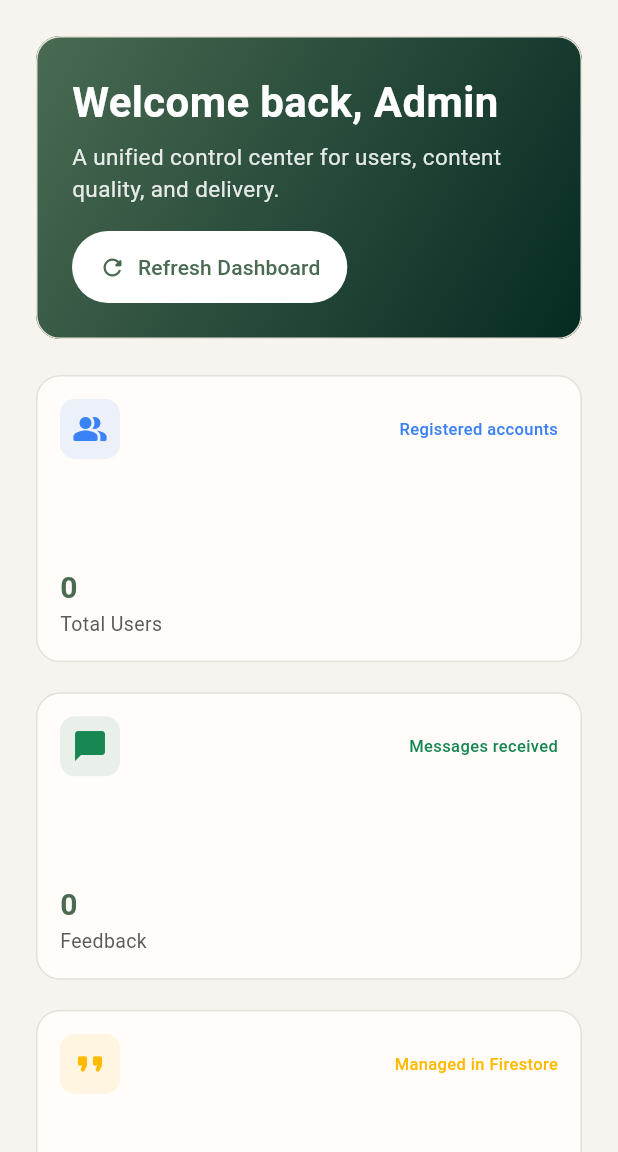
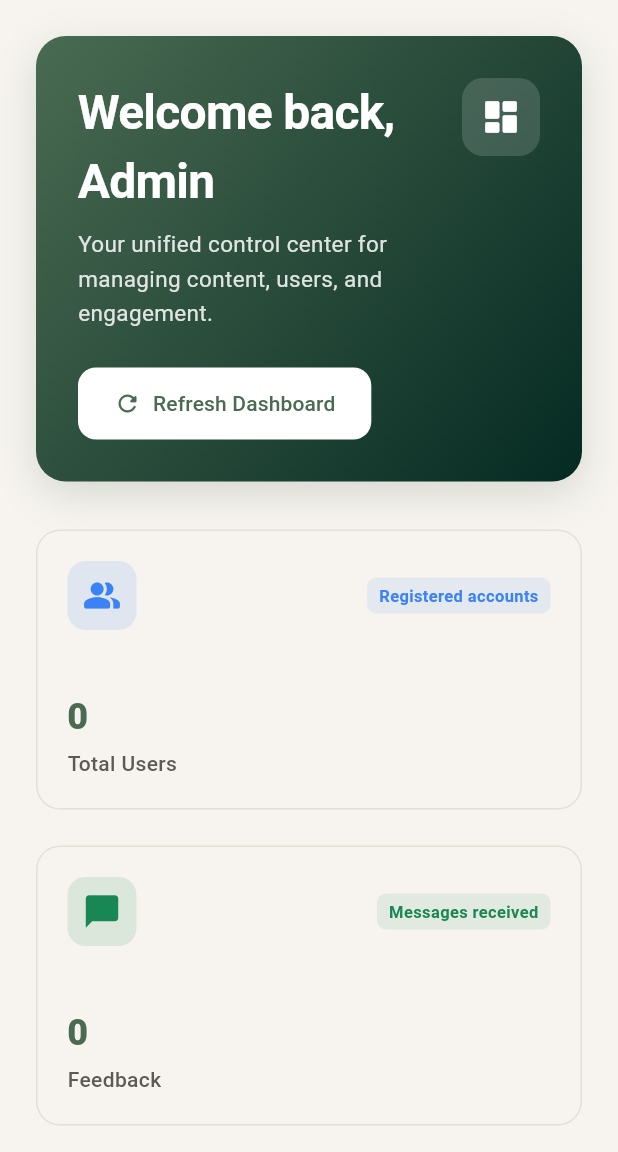
Before and after one commit to m7mdramadandx/islami-admin, a Flutter app: the screen it shows once a user with an empty profile is signed in, on a phone screen of 412 x 824 dp, the part 84-1236 px from its top. Run offline on Flutter 3.47's test engine with Material 3 defaults, Android fonts, the phone set to English and light mode, and no system bars; our stand-ins replace cloud_firestore, cloud_functions, dartz, equatable, firebase_auth, firebase_core and 6 more; accounts and stored records are empty; network calls fail; Roboto replaces fonts that are missing (Cairo).

Commit message:
refactor: restyle home screen with modern design improvements
- Enhanced header section with gradient background and better visual hierarchy
- Improved stat cards with better spacing, borders, and typography
- Added visual indicators and badges to stat cards
- Enhanced insights panel with better organization and dividers
- Improved quick actions grid with better iconography and hover states
- Better error handling UI with visual feedback
- Refined typography with better font weights and letter spacing
- Enhanced color usage with semi-transparent overlays
- Improved spacing and padding throughout
- Added shadow effects for depth
- Better responsive layout
- Updated activity section with improved visual design

```diff
--- a/lib/features/home/presentation/pages/home_page.dart
+++ b/lib/features/home/presentation/pages/home_page.dart
@@ -38,7 +38,7 @@ class HomePage extends StatelessWidget {
           crossAxisAlignment: CrossAxisAlignment.start,
           children: [
             _buildHeaderSection(context),
-            const SizedBox(height: 24),
+            const SizedBox(height: 32),
             _buildStatsSection(context),
           ],
         ),
@@ -47,39 +47,72 @@ class HomePage extends StatelessWidget {
   }
 
   Widget _buildHeaderSection(BuildContext context) {
-    return Card(
-      clipBehavior: Clip.antiAlias,
-      margin: EdgeInsets.zero,
-      child: Container(
+    return Container(
       width: double.infinity,
-        padding: const EdgeInsets.all(24),
       decoration: BoxDecoration(
         gradient: LinearGradient(
           colors: [AppColors.colorPrimary, AppColors.colorSecondary],
           begin: Alignment.topLeft,
           end: Alignment.bottomRight,
         ),
+        borderRadius: BorderRadius.circular(20),
+        boxShadow: [
+          BoxShadow(
+            color: AppColors.colorPrimary.withValues(alpha: 0.2),
+            blurRadius: 24,
+            offset: const Offset(0, 8),
           ),
+        ],
+      ),
+      child: Padding(
+        padding: const EdgeInsets.all(28),
+        child: Column(
+          crossAxisAlignment: CrossAxisAlignment.start,
+          children: [
+            Row(
+              mainAxisAlignment: MainAxisAlignment.spaceBetween,
+              crossAxisAlignment: CrossAxisAlignment.start,
+              children: [
+                Expanded(
                   child: Column(
                     crossAxisAlignment: CrossAxisAlignment.start,
                     children: [
                       Text(
                         'Welcome back, Admin',
                         style: TextStyle(
-                fontSize: 28,
+                          fontSize: 32,
                           fontWeight: FontWeight.bold,
                           color: AppColors.whiteSolid,
+                          letterSpacing: -0.5,
                         ),
                       ),
-            const SizedBox(height: 6),
+                      const SizedBox(height: 8),
                       Text(
-              'A unified control center for users, content quality, and delivery.',
+                        'Your unified control center for managing content, users, and engagement.',
                         style: TextStyle(
                           fontSize: 15,
-                color: AppColors.whiteSolid.withValues(alpha: 0.88),
+                          color: AppColors.whiteSolid.withValues(alpha: 0.85),
+                          height: 1.5,
                         ),
                       ),
-            const SizedBox(height: 18),
+                    ],
+                  ),
+                ),
+                Container(
+                  padding: const EdgeInsets.all(12),
+                  decoration: BoxDecoration(
+                    color: AppColors.whiteSolid.withValues(alpha: 0.15),
+                    borderRadius: BorderRadius.circular(14),
+                  ),
+                  child: Icon(
+                    Icons.dashboard_rounded,
+                    color: AppColors.whiteSolid,
+                    size: 28,
+                  ),
+                ),
+              ],
+            ),
+            const SizedBox(height: 24),
             FilledButton.icon(
               onPressed: () => context.read<HomeBloc>().add(GetHomeStatsEvent()),
               icon: const Icon(Icons.refresh_rounded),
@@ -87,7 +120,10 @@ class HomePage extends StatelessWidget {
               style: FilledButton.styleFrom(
                 backgroundColor: AppColors.whiteSolid,
                 foregroundColor: AppColors.colorPrimary,
-                padding: const EdgeInsets.symmetric(horizontal: 18, vertical: 14),
+                padding: const EdgeInsets.symmetric(horizontal: 24, vertical: 14),
+                shape: RoundedRectangleBorder(
+                  borderRadius: BorderRadius.circular(12),
+                ),
               ),
             ),
           ],
@@ -102,7 +138,7 @@ class HomePage extends StatelessWidget {
         if (state is HomeLoading) {
           return const Center(
             child: Padding(
-              padding: EdgeInsets.symmetric(vertical: 40),
+              padding: EdgeInsets.symmetric(vertical: 60),
               child: CircularProgressIndicator(),
             ),
           );
@@ -111,23 +147,44 @@ class HomePage extends StatelessWidget {
             crossAxisAlignment: CrossAxisAlignment.start,
             children: [
               _buildKpiGrid(state.stats),
+              const SizedBox(height: 32),
+              _buildInsightsPanel(state.stats),
+              const SizedBox(height: 32),
+              _buildSectionTitle('Content Management'),
+              const SizedBox(height: 16),
+              _buildQuickActionsGrid(context),
+              const SizedBox(height: 32),
+              _buildSectionTitle('Recent Activity'),
+              const SizedBox(height: 16),
+              _buildRecentActivitySection(context),
               const SizedBox(height: 20),
-              _buildInsightsPanel(state.stats),
-              const SizedBox(height: 28),
-              _buildSectionTitle('Content Management'),
-              const SizedBox(height: 14),
-              _buildQuickActionsGrid(context),
-              const SizedBox(height: 28),
-              _buildSectionTitle('Recent Activity'),
-              const SizedBox(height: 14),
-              _buildRecentActivitySection(context),
             ],
           );
         } else if (state is HomeError) {
           return Center(
+            child: Container(
+              padding: const EdgeInsets.all(24),
+              decoration: BoxDecoration(
+                color: AppColors.failureRed.withValues(alpha: 0.1),
+                borderRadius: BorderRadius.circular(12),
+                border: Border.all(color: AppColors.failureRed.withValues(alpha: 0.3)),
+              ),
+              child: Row(
+                children: [
+                  Icon(Icons.error_outline, color: AppColors.failureRed, size: 28),
+                  const SizedBox(width: 16),
+                  Expanded(
                     child: Text(
                       'Error loading statistics: ${state.message}',
-              style: TextStyle(color: AppColors.failureRed),
+                      style: TextStyle(
+                        color: AppColors.failureRed,
+                        fontSize: 15,
+                        fontWeight: FontWeight.w500,
+                      ),
+                    ),
+                  ),
+                ],
+              ),
             ),
           );
         }
@@ -145,9 +202,9 @@ class HomePage extends StatelessWidget {
           crossAxisCount: constraints.maxWidth > 900
               ? 4
               : (constraints.maxWidth > 600 ? 2 : 1),
-          crossAxisSpacing: 20,
-          mainAxisSpacing: 20,
-          childAspectRatio: constraints.maxWidth > 900 ? 2.1 : 1.9,
+          crossAxisSpacing: 24,
+          mainAxisSpacing: 24,
+          childAspectRatio: constraints.maxWidth > 900 ? 2.2 : 1.95,
           children: [
             _buildStatCard(
               title: 'Total Users',
@@ -205,10 +262,15 @@ class HomePage extends StatelessWidget {
     required Color color,
     required String trend,
   }) {
-    return Card(
-      margin: EdgeInsets.zero,
+    return Container(
+      decoration: BoxDecoration(
+        borderRadius: BorderRadius.circular(16),
+        border: Border.all(color: AppColors.border, width: 1),
+      ),
+      child: Material(
+        color: Colors.transparent,
         child: Padding(
-        padding: const EdgeInsets.all(16.0),
+          padding: const EdgeInsets.all(20.0),
           child: Column(
             crossAxisAlignment: CrossAxisAlignment.start,
             mainAxisAlignment: MainAxisAlignment.spaceBetween,
@@ -217,19 +279,26 @@ class HomePage extends StatelessWidget {
                 mainAxisAlignment: MainAxisAlignment.spaceBetween,
                 children: [
                   Container(
-                  padding: const EdgeInsets.all(8),
+                    padding: const EdgeInsets.all(10),
+                    decoration: BoxDecoration(
+                      color: color.withValues(alpha: 0.12),
+                      borderRadius: BorderRadius.circular(12),
+                    ),
+                    child: Icon(icon, color: color, size: 26),
+                  ),
+                  Container(
+                    padding: const EdgeInsets.symmetric(horizontal: 8, vertical: 4),
                     decoration: BoxDecoration(
                       color: color.withValues(alpha: 0.1),
-                    borderRadius: BorderRadius.circular(10),
+                      borderRadius: BorderRadius.circular(6),
                     ),
-                  child: Icon(icon, color: color, size: 24),
-                ),
-                Text(
+                    child: Text(
                       trend,
                       style: TextStyle(
                         fontSize: 11,
                         color: color,
-                    fontWeight: FontWeight.w500,
+                        fontWeight: FontWeight.w600,
+                      ),
                     ),
                   ),
                 ],
@@ -240,21 +309,25 @@ class HomePage extends StatelessWidget {
                   Text(
                     value,
                     style: TextStyle(
-                    fontSize: 20,
-                    fontWeight: FontWeight.bold,
+                      fontSize: 24,
+                      fontWeight: FontWeight.w800,
                       color: AppColors.colorPrimary,
+                      letterSpacing: -0.5,
                     ),
                   ),
+                  const SizedBox(height: 4),
                   Text(
                     title,
                     style: TextStyle(
-                    fontSize: 13,
+                      fontSize: 14,
                       color: AppColors.subText,
+                      fontWeight: FontWeight.w500,
                     ),
                   ),
                 ],
               ),
             ],
+          ),
         ),
       ),
     );
@@ -266,15 +339,35 @@ class HomePage extends StatelessWidget {
         : 'Low feedback volume';
     final contentCoverage = stats.totalHadith + stats.quranSurahs;
 
-    return Card(
-      margin: EdgeInsets.zero,
+    return Container(
+      decoration: BoxDecoration(
+        borderRadius: BorderRadius.circular(16),
+        border: Border.all(color: AppColors.border, width: 1),
+      ),
       child: Padding(
-        padding: const EdgeInsets.all(16.0),
+        padding: const EdgeInsets.all(24.0),
         child: Column(
           crossAxisAlignment: CrossAxisAlignment.start,
           children: [
+            Row(
+              children: [
+                Container(
+                  padding: const EdgeInsets.all(8),
+                  decoration: BoxDecoration(
+                    color: AppColors.info.withValues(alpha: 0.1),
+                    borderRadius: BorderRadius.circular(10),
+                  ),
+                  child: Icon(
+                    Icons.show_chart_rounded,
+                    color: AppColors.info,
+                    size: 20,
+                  ),
+                ),
+                const SizedBox(width: 12),
                 _buildSectionTitle('Insights & Health'),
-            const SizedBox(height: 12),
+              ],
+            ),
+            const SizedBox(height: 20),
             _buildInsightRow(
               icon: Icons.mark_chat_read_rounded,
               color: AppColors.info,
@@ -282,15 +375,19 @@ class HomePage extends StatelessWidget {
               subtitle:
                   '${stats.feedbackRatePerThousandUsers.toStringAsFixed(1)} feedback messages per 1000 users.',
             ),
-            const SizedBox(height: 16),
+            const SizedBox(height: 18),
+            Divider(color: AppColors.border.withValues(alpha: 0.5), height: 1),
+            const SizedBox(height: 18),
             _buildInsightRow(
               icon: Icons.inventory_2_rounded,
-              color: AppColors.titleColor,
+              color: AppColors.success,
               title: 'Content inventory snapshot',
               subtitle:
                   '$contentCoverage managed records across Quran + Hadith modules.',
             ),
-            const SizedBox(height: 16),
+            const SizedBox(height: 18),
+            Divider(color: AppColors.border.withValues(alpha: 0.5), height: 1),
+            const SizedBox(height: 18),
             _buildInsightRow(
               icon: Icons.system_update_rounded,
               color: AppColors.gold,
@@ -315,12 +412,12 @@ class HomePage extends StatelessWidget {
         Container(
           padding: const EdgeInsets.all(10),
           decoration: BoxDecoration(
-            color: color.withValues(alpha: 0.1),
+            color: color.withValues(alpha: 0.12),
             borderRadius: BorderRadius.circular(12),
           ),
           child: Icon(icon, color: color, size: 20),
         ),
-        const SizedBox(width: 12),
+        const SizedBox(width: 14),
         Expanded(
           child: Column(
             crossAxisAlignment: CrossAxisAlignment.start,
@@ -328,17 +425,18 @@ class HomePage extends StatelessWidget {
               Text(
                 title,
                 style: TextStyle(
-                  fontSize: 14,
+                  fontSize: 15,
                   fontWeight: FontWeight.w700,
                   color: AppColors.colorPrimary,
                 ),
               ),
-              const SizedBox(height: 2),
+              const SizedBox(height: 4),
               Text(
                 subtitle,
                 style: TextStyle(
                   fontSize: 13,
                   color: AppColors.subText,
+                  height: 1.4,
                 ),
               ),
             ],
@@ -352,9 +450,10 @@ class HomePage extends StatelessWidget {
     return Text(
       title,
       style: TextStyle(
-        fontSize: 18,
-        fontWeight: FontWeight.bold,
+        fontSize: 20,
+        fontWeight: FontWeight.w800,
         color: AppColors.colorPrimary,
+        letterSpacing: -0.3,
       ),
     );
   }
@@ -421,16 +520,22 @@ class HomePage extends StatelessWidget {
                 : (constraints.maxWidth > 800 ? 3 : 2),
             crossAxisSpacing: 16,
             mainAxisSpacing: 16,
-            childAspectRatio: 3.4,
+            childAspectRatio: 3.2,
           ),
           itemCount: actions.length,
           itemBuilder: (context, index) {
             final action = actions[index];
-            return InkWell(
+            return Material(
+              color: Colors.transparent,
+              child: InkWell(
                 onTap: () => context.go(action.route),
-              borderRadius: BorderRadius.circular(16),
-              child: Card(
-                margin: EdgeInsets.zero,
+                borderRadius: BorderRadius.circular(14),
+                child: Container(
+                  decoration: BoxDecoration(
+                    borderRadius: BorderRadius.circular(14),
+                    border: Border.all(color: AppColors.border, width: 1),
+                    color: action.color.withValues(alpha: 0.02),
+                  ),
                   child: Padding(
                     padding: const EdgeInsets.all(16.0),
                     child: Row(
@@ -438,26 +543,28 @@ class HomePage extends StatelessWidget {
                         Container(
                           padding: const EdgeInsets.all(10),
                           decoration: BoxDecoration(
-                          color: action.color.withValues(alpha: 0.1),
+                            color: action.color.withValues(alpha: 0.12),
                             shape: BoxShape.circle,
                           ),
                           child: Icon(action.icon, color: action.color, size: 24),
                         ),
-                      const SizedBox(width: 16),
+                        const SizedBox(width: 14),
                         Text(
                           action.title,
                           style: TextStyle(
-                          fontSize: 16,
-                          fontWeight: FontWeight.w600,
+                            fontSize: 15,
+                            fontWeight: FontWeight.w700,
                             color: AppColors.colorPrimary,
                           ),
                         ),
                         const Spacer(),
                         Icon(
-                        Icons.chevron_right_rounded,
-                        color: AppColors.grey,
+                          Icons.arrow_forward_rounded,
+                          color: action.color,
+                          size: 18,
                         ),
                       ],
+                    ),
                   ),
                 ),
               ),
@@ -469,31 +576,48 @@ class HomePage extends StatelessWidget {
   }
 
   Widget _buildRecentActivitySection(BuildContext context) {
-    return Card(
-      margin: EdgeInsets.zero,
+    return Container(
+      decoration: BoxDecoration(
+        borderRadius: BorderRadius.circular(16),
+        border: Border.all(color: AppColors.border, width: 1),
+      ),
       child: Padding(
-        padding: const EdgeInsets.all(16.0),
+        padding: const EdgeInsets.all(24.0),
         child: Column(
           crossAxisAlignment: CrossAxisAlignment.start,
           children: [
             Row(
               mainAxisAlignment: MainAxisAlignment.spaceBetween,
               children: [
-                Text(
-                  'Recent Activity',
-                  style: TextStyle(
-                    fontSize: 18,
-                    fontWeight: FontWeight.bold,
-                    color: AppColors.colorPrimary,
+                Row(
+                  children: [
+                    Container(
+                      padding: const EdgeInsets.all(8),
+                      decoration: BoxDecoration(
+                        color: AppColors.blue.withValues(alpha: 0.1),
+                        borderRadius: BorderRadius.circular(10),
+                      ),
+                      child: Icon(
+                        Icons.history_rounded,
+                        color: AppColors.blue,
+                        size: 20,
                       ),
                     ),
-                TextButton(
+                    const SizedBox(width: 12),
+                    _buildSectionTitle('Recent Activity'),
+                  ],
+                ),
+                TextButton.icon(
                   onPressed: () => context.go('/notification-management'),
-                  child: const Text('Open Notifications'),
+                  icon: const Icon(Icons.arrow_forward_rounded, size: 18),
+                  label: const Text('View All'),
+                  style: TextButton.styleFrom(
+                    foregroundColor: AppColors.colorPrimary,
+                  ),
                 ),
               ],
             ),
-            const SizedBox(height: 16),
+            const SizedBox(height: 20),
             _buildActivityItem(
               'New Hadith Added',
               'Admin added a new hadith to the collection',
@@ -501,7 +625,7 @@ class HomePage extends StatelessWidget {
               Icons.add_circle_outline_rounded,
               AppColors.success,
             ),
-            Divider(height: 32, color: AppColors.border),
+            Divider(height: 28, color: AppColors.border.withValues(alpha: 0.5)),
             _buildActivityItem(
               'User Feedback',
               'New feedback received from user "Ahmed"',
@@ -509,7 +633,7 @@ class HomePage extends StatelessWidget {
               Icons.message_outlined,
               AppColors.info,
             ),
-            Divider(height: 32, color: AppColors.border),
+            Divider(height: 28, color: AppColors.border.withValues(alpha: 0.5)),
             _buildActivityItem(
               'Notification Sent',
               'Ramadan reminder sent to all users',
@@ -535,12 +659,12 @@ class HomePage extends StatelessWidget {
         Container(
           padding: const EdgeInsets.all(10),
           decoration: BoxDecoration(
-            color: color.withValues(alpha: 0.1),
+            color: color.withValues(alpha: 0.12),
             borderRadius: BorderRadius.circular(12),
           ),
           child: Icon(icon, color: color, size: 20),
         ),
-        const SizedBox(width: 16),
+        const SizedBox(width: 14),
         Expanded(
           child: Column(
             crossAxisAlignment: CrossAxisAlignment.start,
@@ -549,10 +673,11 @@ class HomePage extends StatelessWidget {
                 title,
                 style: TextStyle(
                   fontSize: 15,
-                  fontWeight: FontWeight.w600,
+                  fontWeight: FontWeight.w700,
                   color: AppColors.colorPrimary,
                 ),
               ),
+              const SizedBox(height: 2),
               Text(
                 subtitle,
                 style: TextStyle(
@@ -568,6 +693,7 @@ class HomePage extends StatelessWidget {
           style: TextStyle(
             fontSize: 12,
             color: AppColors.grey,
+            fontWeight: FontWeight.w500,
           ),
         ),
       ],
```
Lines whose indentation alone changed are shown as unchanged.
